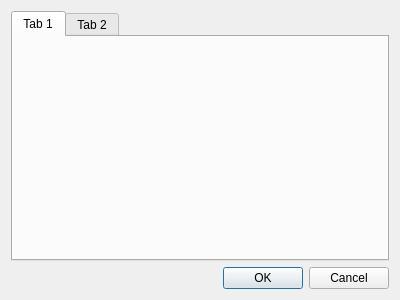
Old version of the form src/StarRPGEditor/StarRPGEditor/database_dialog.ui in the repository wasedaigo/star-rpg-editor.
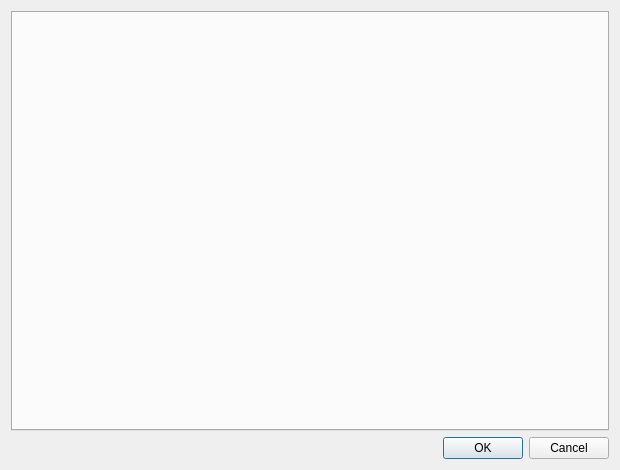
New version of the form.

Diff of the .ui file:
```diff
--- a/src/StarRPGEditor/StarRPGEditor/database_dialog.ui
+++ b/src/StarRPGEditor/StarRPGEditor/database_dialog.ui
@@ -6,8 +6,8 @@
    <rect>
     <x>0</x>
     <y>0</y>
-    <width>400</width>
-    <height>300</height>
+    <width>620</width>
+    <height>470</height>
    </rect>
   </property>
   <property name="windowTitle">
@@ -16,16 +16,9 @@
   <layout class="QVBoxLayout" name="verticalLayout_2">
    <item>
     <widget class="QTabWidget" name="tabWidget">
-     <widget class="QWidget" name="tab">
-      <attribute name="title">
-       <string>Tab 1</string>
-      </attribute>
-     </widget>
-     <widget class="QWidget" name="tab_2">
-      <attribute name="title">
-       <string>Tab 2</string>
-      </attribute>
-     </widget>
+     <property name="currentIndex">
+      <number>-1</number>
+     </property>
     </widget>
    </item>
    <item>
```
Left out of the diff: 8 changed lines with no effect on the pictures.
